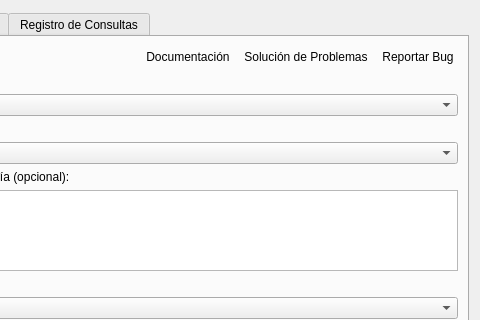
Old version of the form censo_argentino_qgis/dialog.ui in the repository nlebovits/censo-argentino-qgis; both pictures show x 120 to 600 and y 0 to 320 of the 600 by 850 pixel window.
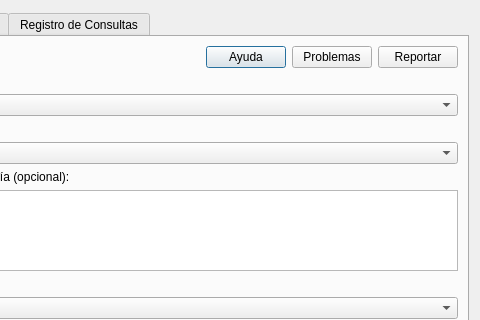
New version of the form.

Commit message:
Mejorar visibilidad de botones de ayuda con íconos
Los botones "Documentación", "Solución de Problemas" y "Reportar Bug" eran
difíciles de ver en la interfaz (planos, sin contraste visual).

Cambios:
- Agregar íconos usando QIcon.fromTheme() (íconos integrados de QGIS)
- Acortar texto de botones: "Ayuda", "Problemas", "Reportar"
- Remover propiedad "flat" para que tengan bordes visibles
- Tooltips siguen siendo descriptivos para accesibilidad

Los íconos hacen que los botones sean más escaneables visualmente y mejoran
la UX sin necesidad de archivos adicionales.

Patch:
```diff
--- a/censo_argentino_qgis/dialog.ui
+++ b/censo_argentino_qgis/dialog.ui
@@ -50,40 +50,31 @@
          <item>
           <widget class="QPushButton" name="btnDocs">
            <property name="text">
-            <string>Documentación</string>
+            <string>Ayuda</string>
            </property>
            <property name="toolTip">
             <string>Abrir la documentación completa en el navegador</string>
            </property>
-           <property name="flat">
-            <bool>true</bool>
-           </property>
           </widget>
          </item>
          <item>
           <widget class="QPushButton" name="btnTroubleshooting">
            <property name="text">
-            <string>Solución de Problemas</string>
+            <string>Problemas</string>
            </property>
            <property name="toolTip">
             <string>Ver soluciones a problemas comunes (dependencias, errores, etc.)</string>
            </property>
-           <property name="flat">
-            <bool>true</bool>
-           </property>
           </widget>
          </item>
          <item>
           <widget class="QPushButton" name="btnReportBug">
            <property name="text">
-            <string>Reportar Bug</string>
+            <string>Reportar</string>
            </property>
            <property name="toolTip">
             <string>Abrir un ticket en GitHub para reportar un problema</string>
            </property>
-           <property name="flat">
-            <bool>true</bool>
-           </property>
           </widget>
          </item>
         </layout>
```
The commit also changes 1 other file.
